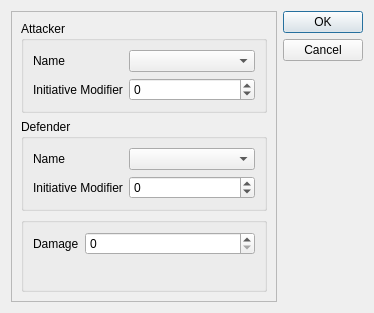
This is lib/attack_gui.ui in ErikSeguinte/ex-3e-tracker-Python as Qt 5 draws it before an edit. The edited form follows.
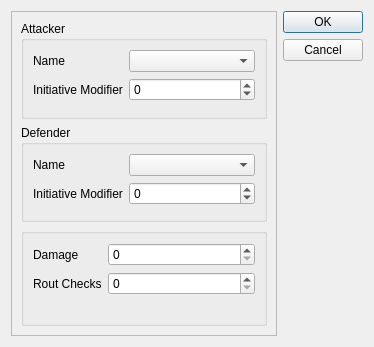
This is the edited form.

Commit message: Added rout check to dialogs

The edit to the form file:
```diff
--- a/lib/attack_gui.ui
+++ b/lib/attack_gui.ui
@@ -7,7 +7,7 @@
     <x>0</x>
     <y>0</y>
     <width>374</width>
-    <height>313</height>
+    <height>347</height>
    </rect>
   </property>
   <property name="windowTitle">
@@ -102,6 +102,16 @@
          <item row="0" column="1">
           <widget class="QSpinBox" name="damage_spinbox"/>
          </item>
+         <item row="1" column="0">
+          <widget class="QLabel" name="label_6">
+           <property name="text">
+            <string>Rout Checks</string>
+           </property>
+          </widget>
+         </item>
+         <item row="1" column="1">
+          <widget class="QSpinBox" name="spinBox"/>
+         </item>
         </layout>
        </widget>
       </item>
```
The commit also changes 2 other files.
